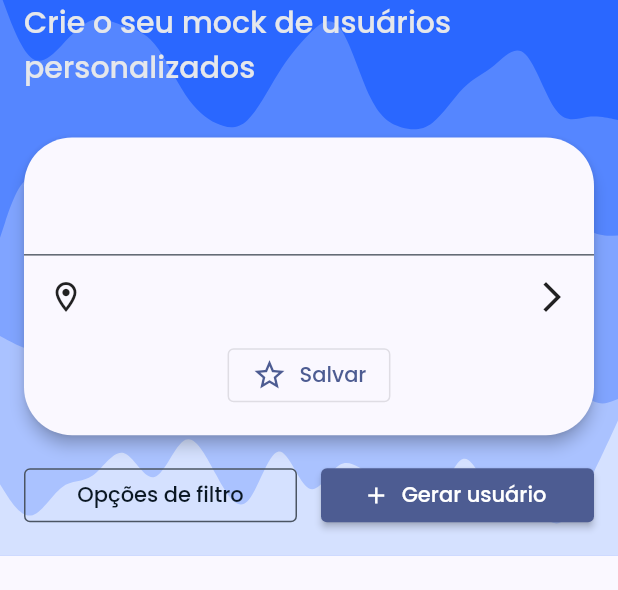
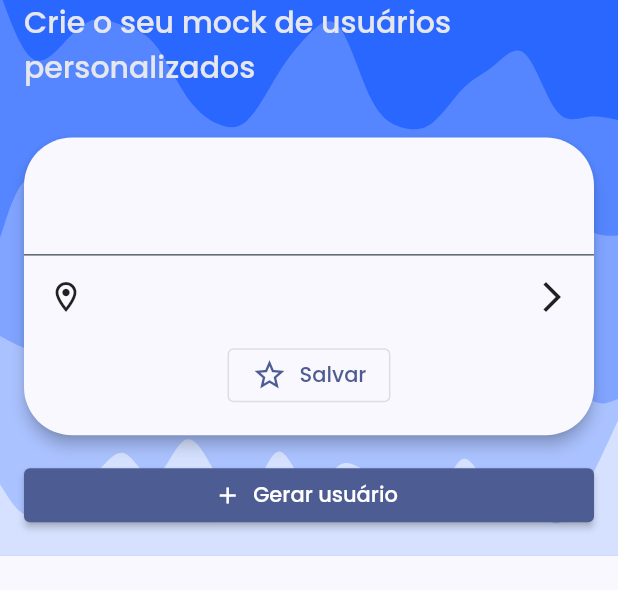
Before and after one commit to kaiquegazola/people_maker, a Flutter app: the screen it shows after launch, on a phone screen of 412 x 824 dp, the part 149-739 px from its top. Run offline on Flutter 3.47's test engine with Material 2 defaults, Android fonts, the light colour scheme and no system bars; our stand-ins replace awesome_bottom_bar, dio, equatable, flutter_mobx, flutter_modular, flutter_native_splash and 5 more; missing offline and left inert: dash_flags; accounts and stored records are empty; generated files the repository leaves out were written again; network calls fail.

Commit message:
chore: remove filter options

```diff
--- a/lib/core/domain/internationalization/interfaces/people.dart
+++ b/lib/core/domain/internationalization/interfaces/people.dart
@@ -2,7 +2,6 @@ abstract class People {
   String get generate;
   String get generateSubtitle;
   String get newUser;
-  String get options;
   String get save;
   String get savedItems;
   String get saved;
--- a/lib/core/domain/internationalization/languages/en_us/people_en_us.dart
+++ b/lib/core/domain/internationalization/languages/en_us/people_en_us.dart
@@ -9,9 +9,6 @@ class PeopleEnUS implements People {
 
   @override
   String get newUser => 'Generate user';
-
-  @override
-  String get options => 'Filter options';
 
   @override
   String get saved => 'Saved';
--- a/lib/core/domain/internationalization/languages/pt_br/people_pt_br.dart
+++ b/lib/core/domain/internationalization/languages/pt_br/people_pt_br.dart
@@ -9,9 +9,6 @@ class PeoplePtBR implements People {
 
   @override
   String get newUser => 'Gerar usuário';
-
-  @override
-  String get options => 'Opções de filtro';
 
   @override
   String get saved => 'Salvo';
--- a/lib/modules/people/presentation/generate/generate_page.dart
+++ b/lib/modules/people/presentation/generate/generate_page.dart
@@ -42,37 +42,13 @@ class GeneratePage extends StatelessWidget {
             },
           ),
           const SizedBox(height: 16),
-          Row(
-            children: [
-              Expanded(
-                child: OutlinedButton(
-                  onPressed: () {
-                    // Respond to button press
-                  },
-                  style: ButtonStyle(
-                    side: MaterialStateProperty.all(
-                      const BorderSide(
-                        color: PeopleColors.neutral500,
-                      ),
-                    ),
-                  ),
-                  child: Text(
-                    R.string.options,
-                    style: const TextStyle(
-                      color: PeopleColors.neutral900,
-                    ),
-                  ),
-                ),
-              ),
-              const SizedBox(width: 16),
-              Expanded(
-                child: ElevatedButton.icon(
-                  onPressed: controller.generate,
-                  icon: const Icon(Icons.add, size: 18),
-                  label: Text(R.string.newUser),
-                ),
-              ),
-            ],
+          SizedBox(
+            width: double.infinity,
+            child: ElevatedButton.icon(
+              onPressed: controller.generate,
+              icon: const Icon(Icons.add, size: 18),
+              label: Text(R.string.newUser),
+            ),
           ),
         ],
       ),
```
